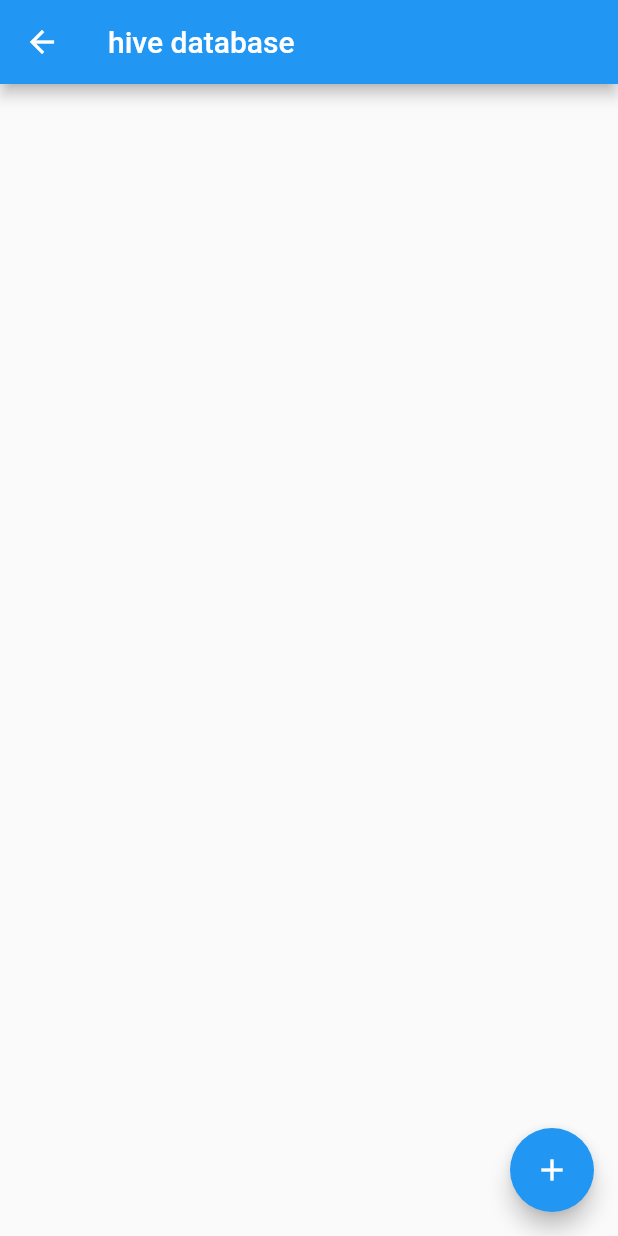
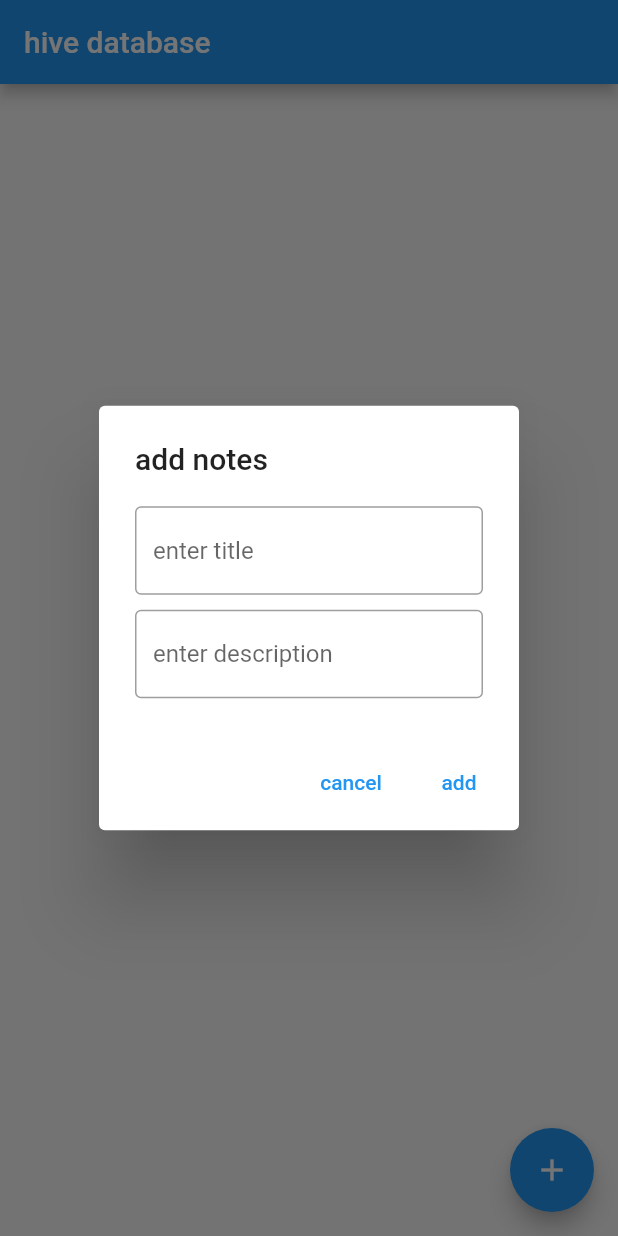
Before and after one commit to romzanalimohon/hive_note, a Flutter app: the HiveHome screen opened directly, after a tap on the "add" icon, on a phone screen of 412 x 824 dp. Run offline on Flutter 3.47's test engine with Material 2 defaults, Android fonts, the phone set to English and light mode, and no system bars; our stand-ins replace hive, hive_flutter; accounts and stored records are empty.

Commit message:
edit delete commit

```diff
--- /dev/null
+++ b/lib/boxes/boxses.dart
@@ -0,0 +1,10 @@
+
+
+
+
+import 'package:hive/hive.dart';
+import 'package:hive_tutorial/models/notes_model.dart';
+
+class Boxes{
+  static Box<NotesModel> getData() => Hive.box<NotesModel>('notes');
+}
--- a/lib/hive_home.dart
+++ b/lib/hive_home.dart
@@ -1,4 +1,8 @@
+
 import 'package:flutter/material.dart';
+import 'package:hive_flutter/adapters.dart';
+import 'package:hive_tutorial/boxes/boxses.dart';
+import 'package:hive_tutorial/models/notes_model.dart';
 
 class HiveHome extends StatefulWidget {
   const HiveHome({Key? key}) : super(key: key);
@@ -8,24 +12,182 @@ class HiveHome extends StatefulWidget {
 }
 
 class _HiveHomeState extends State<HiveHome> {
+
+  final titleController = TextEditingController();
+  final descriptionController = TextEditingController();
+
   @override
   Widget build(BuildContext context) {
     return Scaffold(
       appBar: AppBar(
         title: Text('hive database'),
       ),
-      body: Column(
-        children: [
-
-        ],
+      body: ValueListenableBuilder<Box<NotesModel>>(
+        valueListenable: Boxes.getData().listenable(),
+        builder: (context, box, _){
+          var data = box.values.toList().cast<NotesModel>();
+          return ListView.builder(
+              itemCount: box.length,
+              itemBuilder: (context, index){
+                return Card(
+                  child: Padding(
+                    padding: const EdgeInsets.symmetric(vertical: 15.0, horizontal: 10.0),
+                    child: Column(
+                      mainAxisAlignment: MainAxisAlignment.start,
+                      crossAxisAlignment: CrossAxisAlignment.start,
+                      children: [
+                        Row(
+                          children: [
+                            Text(data[index].title.toString(), style: TextStyle(fontSize: 20, fontWeight: FontWeight.w500),),
+                            Spacer(),
+                            InkWell(
+                                onTap: (){
+                                  _editMyDialog(data[index], data[index].title.toString(), data[index].description.toString());
+                                },
+                                child: Icon(Icons.edit)),
+                            SizedBox(width: 13,),
+                            InkWell(
+                                onTap: (){
+                                  delete(data[index]);
+                                },
+                                child: Icon(Icons.delete, color: Colors.red,))
+                          ],
+                        ),
+                        Text(data[index].description.toString(), style: TextStyle(fontSize: 17, fontWeight: FontWeight.w300))
+                      ],
+                    ),
+                  ),
+                );
+              }
+          );
+        },
       ),
 
       floatingActionButton: FloatingActionButton(
-        onPressed: () {
-
+        onPressed: () async{
+          _showMyDialog();
         },
         child: Icon(Icons.add),
       ),
     );
   }
+
+
+  void delete(NotesModel notesModel) async{
+    await notesModel.delete();
+  }
+
+
+
+  ///for update data
+  Future<void> _editMyDialog(NotesModel notesModel, String title, String description) async{
+    titleController.text = title;
+    descriptionController.text = description;
+    return showDialog(
+        context: context,
+        builder: (context){
+          return AlertDialog(
+            title: Text('edit notes'),
+            content: SingleChildScrollView(
+              child: Column(
+                children: [
+                  TextFormField(
+                    controller: titleController,
+                    decoration: InputDecoration(
+                        hintText: 'enter title',
+                        border: OutlineInputBorder()
+                    ),
+                  ),
+
+                  SizedBox(height: 10,),
+                  TextFormField(
+                    controller: descriptionController,
+                    decoration: InputDecoration(
+                        hintText: 'enter description',
+                        border: OutlineInputBorder()
+                    ),
+                  ),
+                ],
+              ),
+            ),
+            actions: [
+              TextButton(
+                  onPressed: (){
+                    Navigator.pop(context);
+                  },
+                  child: Text('cancel')),
+              TextButton(
+                  onPressed: () async{
+
+                    notesModel.title = titleController.text.toString();
+                    notesModel.description = descriptionController.text.toString();
+                    notesModel.save();
+                    titleController.clear();
+                    descriptionController.clear();
+                    Navigator.pop(context);
+                  },
+                  child:Text('edit')
+              ),
+            ],
+          );
+        }
+    );
+  }
+
+
+
+
+  Future<void> _showMyDialog() async{
+    return showDialog(
+        context: context,
+        builder: (context){
+          return AlertDialog(
+            title: Text('add notes'),
+            content: SingleChildScrollView(
+              child: Column(
+                children: [
+                  TextFormField(
+                    controller: titleController,
+                    decoration: InputDecoration(
+                      hintText: 'enter title',
+                      border: OutlineInputBorder()
+                    ),
+                  ),
+
+                  SizedBox(height: 10,),
+                  TextFormField(
+                    controller: descriptionController,
+                    decoration: InputDecoration(
+                        hintText: 'enter description',
+                        border: OutlineInputBorder()
+                    ),
+                  ),
+                ],
+              ),
+            ),
+            actions: [
+              TextButton(
+                  onPressed: (){
+                    Navigator.pop(context);
+                  },
+                  child: Text('cancel')),
+              TextButton(
+                  onPressed: (){
+                    final data = NotesModel(title: titleController.text, description: descriptionController.text);
+                    final box = Boxes.getData();
+                    box.add(data);
+                    //data.save();
+                    print(box);
+                    titleController.clear();
+                    descriptionController.clear();
+                    Navigator.pop(context);
+                  },
+                  child:Text('add')
+              ),
+            ],
+          );
+        }
+    );
+  }
+
 }
--- a/lib/main.dart
+++ b/lib/main.dart
@@ -1,5 +1,6 @@
 import 'package:flutter/material.dart';
 import 'package:hive/hive.dart';
+import 'package:hive_tutorial/hive_home.dart';
 import 'package:hive_tutorial/home_screen.dart';
 import 'package:hive_tutorial/models/notes_model.dart';
 import 'package:path_provider/path_provider.dart';
@@ -23,7 +24,8 @@ class MyApp extends StatelessWidget {
   @override
   Widget build(BuildContext context) {
     return MaterialApp(
-      home: HomeScreen(),
+      //home: HomeScreen(),
+      home: HiveHome(),
     );
   }
 }
--- a/lib/models/notes_model.dart
+++ b/lib/models/notes_model.dart
@@ -4,7 +4,7 @@ import 'package:hive/hive.dart';
 part 'notes_model.g.dart';
 
 @HiveType(typeId: 0)
-class NotesModel{
+class NotesModel extends HiveObject{
 
   @HiveField(0)
   String title;
```
